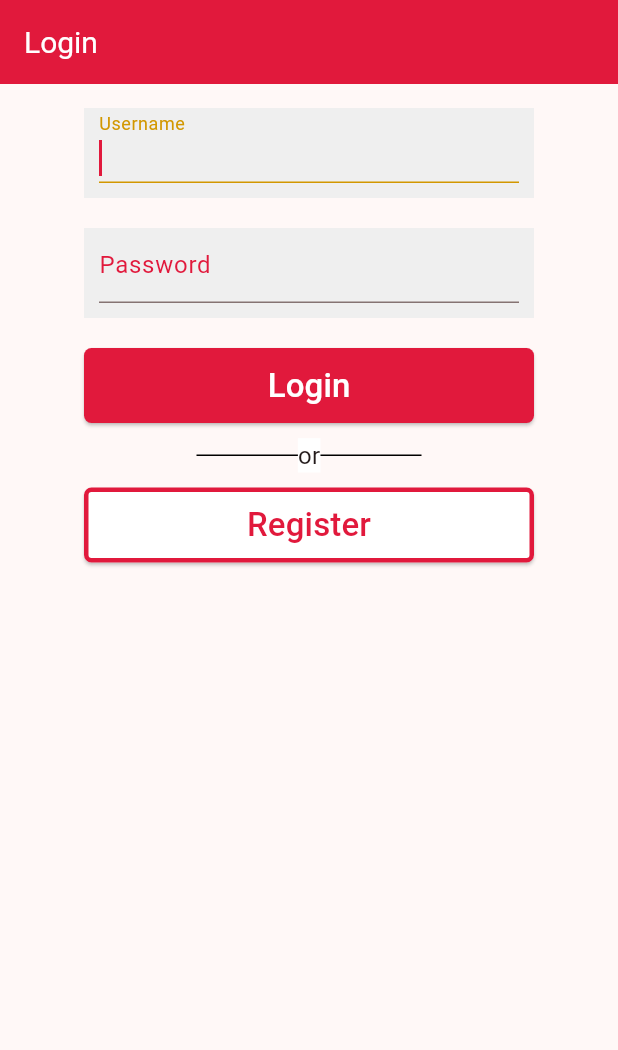
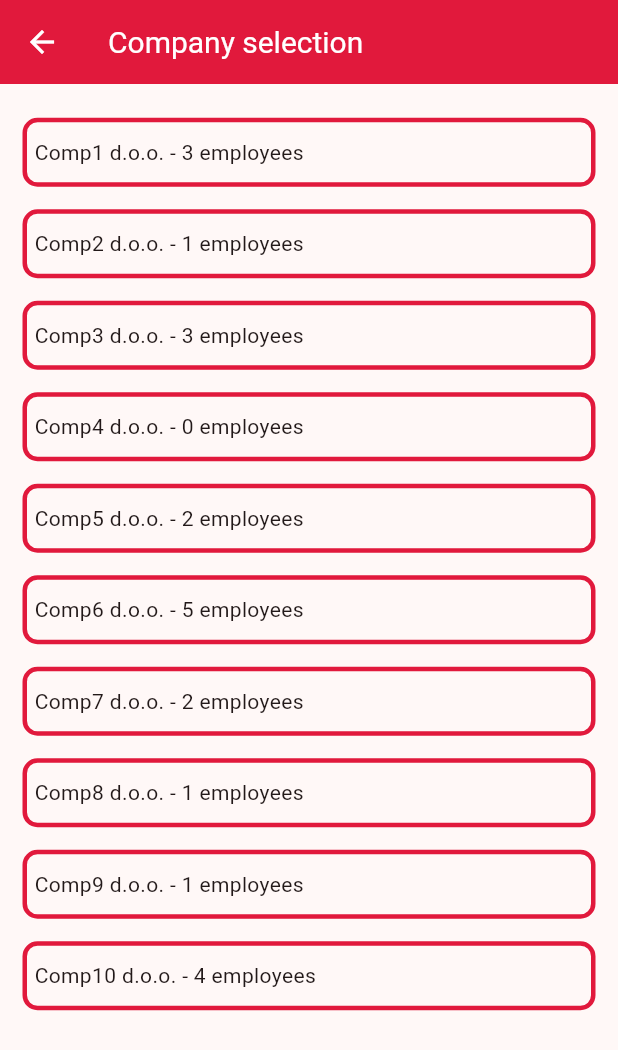
Before and after one commit to foivz/pop-app-flutter, a Flutter app: the screen it shows after launch, after a tap on "Login", on a phone screen of 412 x 824 dp. Shown: the top 1050 px of the screen. Run offline on Flutter 3.47's test engine with Material 2 defaults, Android fonts, the phone set to English and light mode, and no system bars.

Commit message:
Implement company selection screen.
Added some spinny animations because why not.

#2

```diff
--- a/lib/app.dart
+++ b/lib/app.dart
@@ -11,6 +11,6 @@ class AppRoot extends StatefulWidget {
 class _AppRootState extends State<AppRoot> {
   @override
   Widget build(BuildContext context) {
-    return const SafeArea(child: LoginHomepage());
+    return const SafeArea(child: BaseLoginScreen());
   }
 }
--- /dev/null
+++ b/lib/login_screen/company_data_widget.dart
@@ -0,0 +1,76 @@
+// ignore_for_file: curly_braces_in_flow_control_structures
+
+import 'package:flutter/material.dart';
+import 'package:pop_app/myconstants.dart';
+
+class CompanyDataContainer extends StatefulWidget {
+  final String companyName;
+  final int employeeCount;
+
+  const CompanyDataContainer({super.key, required this.companyName, required this.employeeCount});
+
+  @override
+  State<CompanyDataContainer> createState() => _CompanyDataContainerState();
+}
+
+class _CompanyDataContainerState extends State<CompanyDataContainer>
+    with SingleTickerProviderStateMixin {
+  bool isSelected = false;
+  late AnimationController _animCont;
+
+  @override
+  void initState() {
+    super.initState();
+    _animCont = AnimationController(vsync: this, duration: const Duration(milliseconds: 200));
+  }
+
+  void select() {
+    setState(() {
+      isSelected = !isSelected;
+      if (isSelected)
+        _animCont.forward();
+      else
+        _animCont.reverse();
+    });
+  }
+
+  @override
+  Widget build(BuildContext context) {
+    return Container(
+      padding: const EdgeInsets.symmetric(horizontal: 15, vertical: 7.5),
+      child: InkWell(
+        onTap: select,
+        highlightColor: isSelected ? Colors.blue : null,
+        child: Container(
+          padding: const EdgeInsets.fromLTRB(5, 10, 5, 10),
+          width: MediaQuery.of(context).size.width,
+          decoration: _border,
+          child: Stack(children: [
+            Text("${widget.companyName} - ${widget.employeeCount} employees"),
+            Align(
+              alignment: Alignment.centerRight,
+              heightFactor: 0.8,
+              child: RotationTransition(
+                turns: Tween(begin: 0.0, end: 1.0).animate(_animCont),
+                child: ScaleTransition(
+                  scale: Tween(begin: 0.0, end: 1.0).animate(_animCont),
+                  child: Icon(
+                    Icons.verified,
+                    color: isSelected
+                        ? MyConstants.red
+                        : Colors.grey, // Change color based on isSelected value
+                  ),
+                ),
+              ),
+            ),
+          ]),
+        ),
+      ),
+    );
+  }
+
+  final BoxDecoration _border = BoxDecoration(
+    borderRadius: BorderRadius.circular(10),
+    border: Border.all(color: MyConstants.red, width: 3),
+  );
+}
--- /dev/null
+++ b/lib/login_screen/company_selection.dart
@@ -0,0 +1,50 @@
+// ignore_for_file: curly_braces_in_flow_control_structures
+
+import 'package:flutter/material.dart';
+import 'package:pop_app/login_screen/company_data_widget.dart';
+
+class CompanySelectionScreen extends StatefulWidget {
+  const CompanySelectionScreen({super.key});
+
+  @override
+  State<CompanySelectionScreen> createState() => _CompanySelectionScreenState();
+}
+
+class _CompanySelectionScreenState extends State<CompanySelectionScreen> {
+  @override
+  Widget build(BuildContext context) {
+    return SafeArea(
+      child: Scaffold(
+        appBar: AppBar(title: const Text("Company selection")),
+        body: FutureBuilder(
+            builder: (context, snapshot) {
+              List<Widget> companies = [];
+              if (snapshot.hasData)
+                (snapshot.data as Map).forEach((key, value) {
+                  companies.add(CompanyDataContainer(companyName: key, employeeCount: value));
+                });
+              return Scrollbar(
+                child: SingleChildScrollView(
+                  child: Container(
+                    margin: const EdgeInsets.only(top: 15),
+                    child: Column(children: companies),
+                  ),
+                ),
+              );
+            },
+            initialData: const {
+              'Comp1 d.o.o.': 3,
+              'Comp2 d.o.o.': 1,
+              'Comp3 d.o.o.': 3,
+              'Comp4 d.o.o.': 0,
+              'Comp5 d.o.o.': 2,
+              'Comp6 d.o.o.': 5,
+              'Comp7 d.o.o.': 2,
+              'Comp8 d.o.o.': 1,
+              'Comp9 d.o.o.': 1,
+              'Comp10 d.o.o.': 4,
+            }),
+      ),
+    );
+  }
+}
--- a/lib/login_screen/custom_elevatedbutton_widget.dart
+++ b/lib/login_screen/custom_elevatedbutton_widget.dart
@@ -1,4 +1,4 @@
-// ignore_for_file: curly_braces_in_flow_control_structures
+// ignore_for_file: curly_braces_in_flow_control_structures, constant_identifier_names
 
 import 'package:flutter/material.dart';
 import 'package:pop_app/myconstants.dart';
--- a/lib/login_screen/login.dart
+++ b/lib/login_screen/login.dart
@@ -1,18 +1,20 @@
-// ignore_for_file: curly_braces_in_flow_control_structures
+// ignore_for_file: curly_braces_in_flow_control_structures, avoid_print
 
 import 'package:flutter/material.dart';
+import 'package:pop_app/login_screen/company_selection.dart';
 import 'package:pop_app/login_screen/custom_elevatedbutton_widget.dart';
 import 'package:pop_app/login_screen/custom_textformfield_widget.dart';
 import 'package:pop_app/login_screen/linewithtext_widget.dart';
 import 'package:pop_app/myconstants.dart';
+import 'package:pop_app/screentransitions.dart';
 
-class LoginHomepage extends StatefulWidget {
-  const LoginHomepage({super.key});
+class BaseLoginScreen extends StatefulWidget {
+  const BaseLoginScreen({super.key});
   @override
-  State<LoginHomepage> createState() => _LoginHomepageState();
+  State<BaseLoginScreen> createState() => _BaseLoginScreenState();
 }
 
-class _LoginHomepageState extends State<LoginHomepage> {
+class _BaseLoginScreenState extends State<BaseLoginScreen> {
   TextEditingController usernameController = TextEditingController();
   TextEditingController passwordController = TextEditingController();
   final GlobalKey<FormState> _formKey = GlobalKey<FormState>();
@@ -46,7 +48,10 @@ class _LoginHomepageState extends State<LoginHomepage> {
                 FormSubmitButton(
                   buttonText: 'Login',
                   onPressed: () {
-                    print("Logging in as user ${usernameController.text}");
+                    Navigator.of(context).push(PageRouteBuilder(
+                      pageBuilder: (c, a, s) => const CompanySelectionScreen(),
+                      transitionsBuilder: ScreenTransitions.slideLeft,
+                    ));
                   },
                   type: FormSubmitButtonType.RED_FILL,
                 ),
--- a/lib/main.dart
+++ b/lib/main.dart
@@ -16,6 +16,8 @@ class MyApp extends StatelessWidget {
       debugShowCheckedModeBanner: false,
       theme: ThemeData(
         appBarTheme: AppBarTheme(
+          actionsIconTheme: const IconThemeData(color: MyConstants.accentColor),
+          foregroundColor: Colors.white,
           color: MyConstants.red,
           titleTextStyle: TextStyle(
             color: Colors.white,
@@ -28,7 +30,7 @@ class MyApp extends StatelessWidget {
         ),
         useMaterial3: true,
       ),
-      home: const LoginHomepage(),
+      home: const BaseLoginScreen(),
     );
   }
 }
```
Also changed, not shown: lib/screentransitions.dart (added, +85 -0 lines).
